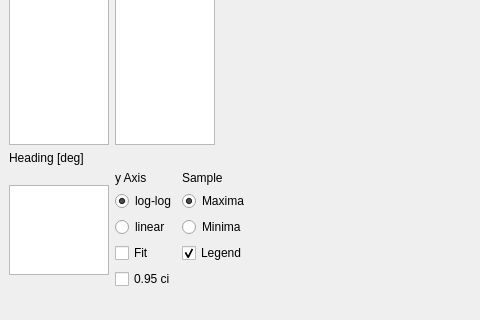
Old version of the form Qt/ResultsVisualiser/results_visualiser.ui in the repository haphaeu/yoshimi; both pictures show x 0 to 480 and y 130 to 450 of the 800 by 450 pixel window.
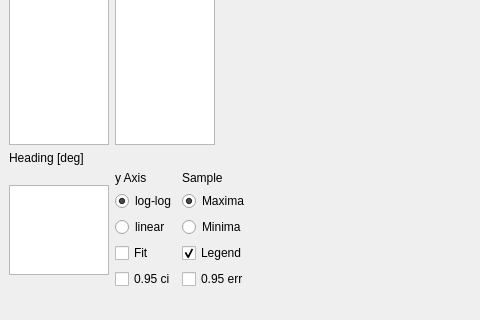
New version of the form. Custom widgets are drawn as their Qt base class.

```diff
--- a/Qt/ResultsVisualiser/results_visualiser.ui
+++ b/Qt/ResultsVisualiser/results_visualiser.ui
@@ -242,6 +242,13 @@
             </property>
            </widget>
           </item>
+          <item row="4" column="1">
+           <widget class="QCheckBox" name="checkBoxErr">
+            <property name="text">
+             <string>0.95 err</string>
+            </property>
+           </widget>
+          </item>
          </layout>
         </item>
        </layout>
```
Left out of the diff: 2 changed lines with no effect on the pictures.
